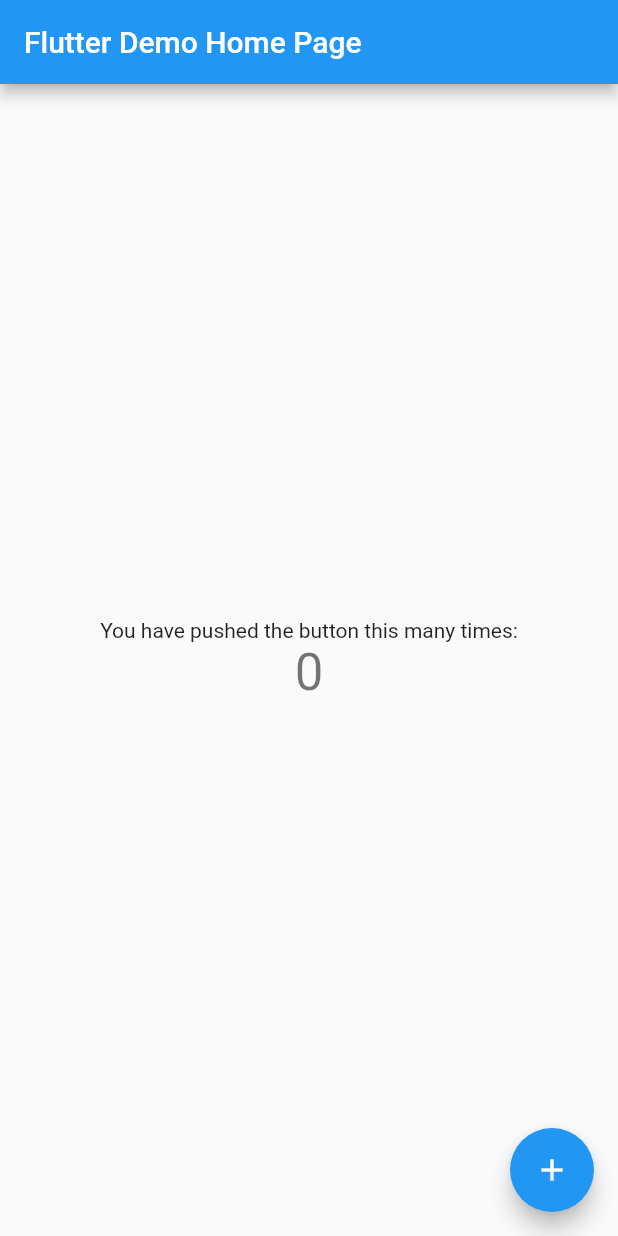
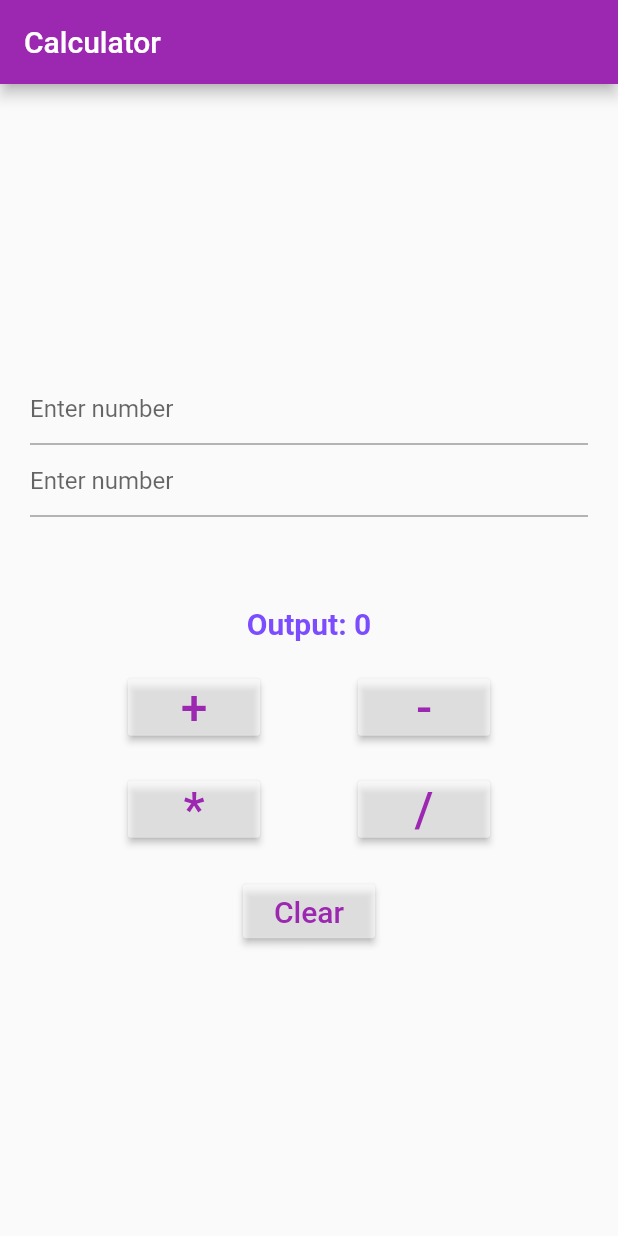
Before and after one commit to rajabhargava/calculatorapp, a Flutter app: the screen it shows after launch, on a phone screen of 412 x 824 dp. Run offline on Flutter 3.47's test engine with Material 2 defaults, Android fonts, the phone set to English and light mode, and no system bars.

```diff
--- /dev/null
+++ b/lib/home_page.dart
@@ -0,0 +1,151 @@
+import 'dart:ui';
+
+import 'package:flutter/material.dart';
+
+class HomePage extends StatefulWidget {
+  @override
+  State createState() => new HomePageState();
+}
+
+class HomePageState extends State<HomePage> {
+  var num1 = 0, num2 = 0, sum = 0;
+  final TextEditingController t1 = new TextEditingController(text: "");
+  final TextEditingController t2 = new TextEditingController(text: "");
+
+  void doAdd() {
+    setState(() {
+      num1 = int.parse(t1.text);
+      num2 = int.parse(t2.text);
+      sum = num1 + num2;
+    });
+  }
+
+  void doSub() {
+    setState(() {
+      num1 = int.parse(t1.text);
+      num2 = int.parse(t2.text);
+      sum = num1 - num2;
+    });
+  }
+
+  void doMul() {
+    setState(() {
+      num1 = int.parse(t1.text);
+      num2 = int.parse(t2.text);
+      sum = num1 * num2;
+    });
+  }
+
+  void doDiv() {
+    setState(() {
+      num1 = int.parse(t1.text);
+      num2 = int.parse(t2.text);
+      sum = num1 ~/ num2;
+    });
+  }
+
+  void doClear() {
+    setState(() {
+      t1.text = "";
+      t2.text = "";
+    });
+  }
+
+  @override
+  Widget build(BuildContext context) {
+    return new Scaffold(
+        appBar: new AppBar(
+          title: new Text("Calculator"),
+        ),
+        body: new Container(
+          padding: const EdgeInsets.all(20.0),
+          child: Column(
+            mainAxisAlignment: MainAxisAlignment.center,
+            children: <Widget>[
+              new TextField(
+                keyboardType: TextInputType.number,
+                decoration: new InputDecoration(hintText: "Enter number"),
+                controller: t1,
+              ),
+              new TextField(
+                keyboardType: TextInputType.number,
+                decoration: new InputDecoration(hintText: "Enter number"),
+                controller: t2,
+              ),
+              new Padding(
+                  padding: const EdgeInsets.only(top: 20.0, bottom: 40.0)),
+              new Text(
+                "Output: $sum",
+                style: new TextStyle(
+                    fontSize: 20.0,
+                    fontWeight: FontWeight.bold,
+                    color: Colors.deepPurpleAccent),
+              ),
+              new Padding(padding: const EdgeInsets.only(top: 20.0)),
+              new Row(
+                mainAxisAlignment: MainAxisAlignment.spaceEvenly,
+                children: <Widget>[
+                  new MaterialButton(
+                    onPressed: doAdd,
+                    child: new Text(
+                      "+",
+                      style: new TextStyle(fontSize: 32.0),
+                    ),
+                    textColor: Colors.purple,
+                    color: Colors.white54,
+                  ),
+                  new MaterialButton(
+                    onPressed: doSub,
+                    child: new Text(
+                      "-",
+                      style: new TextStyle(fontSize: 32.0),
+                    ),
+                    textColor: Colors.purple,
+                    color: Colors.white54,
+                  ),
+                ],
+              ),
+              new Padding(padding: const EdgeInsets.only(top: 20.0)),
+              new Row(
+                mainAxisAlignment: MainAxisAlignment.spaceEvenly,
+                children: <Widget>[
+                  new MaterialButton(
+                    onPressed: doMul,
+                    child: new Text(
+                      "*",
+                      style: new TextStyle(fontSize: 32.0),
+                    ),
+                    textColor: Colors.purple,
+                    color: Colors.white54,
+                  ),
+                  new MaterialButton(
+                    onPressed: doDiv,
+                    child: new Text(
+                      "/",
+                      style: new TextStyle(fontSize: 32.0),
+                    ),
+                    textColor: Colors.purple,
+                    color: Colors.white54,
+                  ),
+                ],
+              ),
+              new Padding(padding: const EdgeInsets.only(top: 20.0)),
+              new Row(
+                mainAxisAlignment: MainAxisAlignment.center,
+                children: <Widget>[
+                  new MaterialButton(
+                    onPressed: doClear,
+                    child: new Text(
+                      "Clear",
+                      style:
+                          new TextStyle(fontSize: 20.0, color: Colors.purple),
+                    ),
+                    color: Colors.white54,
+                  ),
+                ],
+              )
+            ],
+          ),
+        ));
+  }
+}
--- a/lib/main.dart
+++ b/lib/main.dart
@@ -1,117 +1,15 @@
-import 'package:flutter/material.dart';
+import "package:flutter/material.dart";
+import 'home_page.dart';
 
-void main() {
-  runApp(MyApp());
-}
+void main() => runApp(new MyApp());
 
 class MyApp extends StatelessWidget {
-  // This widget is the root of your application.
   @override
   Widget build(BuildContext context) {
     return MaterialApp(
-      title: 'Flutter Demo',
-      theme: ThemeData(
-        // This is the theme of your application.
-        //
-        // Try running your application with "flutter run". You'll see the
-        // application has a blue toolbar. Then, without quitting the app, try
-        // changing the primarySwatch below to Colors.green and then invoke
-        // "hot reload" (press "r" in the console where you ran "flutter run",
-        // or simply save your changes to "hot reload" in a Flutter IDE).
-        // Notice that the counter didn't reset back to zero; the application
-        // is not restarted.
-        primarySwatch: Colors.blue,
-        // This makes the visual density adapt to the platform that you run
-        // the app on. For desktop platforms, the controls will be smaller and
-        // closer together (more dense) than on mobile platforms.
-        visualDensity: VisualDensity.adaptivePlatformDensity,
-      ),
-      home: MyHomePage(title: 'Flutter Demo Home Page'),
+      title: "Calculator App",
+      theme: new ThemeData(primarySwatch: Colors.purple),
+      home: new HomePage(),
     );
   }
 }
-
-class MyHomePage extends StatefulWidget {
-  MyHomePage({Key key, this.title}) : super(key: key);
-
-  // This widget is the home page of your application. It is stateful, meaning
-  // that it has a State object (defined below) that contains fields that affect
-  // how it looks.
-
-  // This class is the configuration for the state. It holds the values (in this
-  // case the title) provided by the parent (in this case the App widget) and
-  // used by the build method of the State. Fields in a Widget subclass are
-  // always marked "final".
-
-  final String title;
-
-  @override
-  _MyHomePageState createState() => _MyHomePageState();
-}
-
-class _MyHomePageState extends State<MyHomePage> {
-  int _counter = 0;
-
-  void _incrementCounter() {
-    setState(() {
-      // This call to setState tells the Flutter framework that something has
-      // changed in this State, which causes it to rerun the build method below
-      // so that the display can reflect the updated values. If we changed
-      // _counter without calling setState(), then the build method would not be
-      // called again, and so nothing would appear to happen.
-      _counter++;
-    });
-  }
-
-  @override
-  Widget build(BuildContext context) {
-    // This method is rerun every time setState is called, for instance as done
-    // by the _incrementCounter method above.
-    //
-    // The Flutter framework has been optimized to make rerunning build methods
-    // fast, so that you can just rebuild anything that needs updating rather
-    // than having to individually change instances of widgets.
-    return Scaffold(
-      appBar: AppBar(
-        // Here we take the value from the MyHomePage object that was created by
-        // the App.build method, and use it to set our appbar title.
-        title: Text(widget.title),
-      ),
-      body: Center(
-        // Center is a layout widget. It takes a single child and positions it
-        // in the middle of the parent.
-        child: Column(
-          // Column is also a layout widget. It takes a list of children and
-          // arranges them vertically. By default, it sizes itself to fit its
-          // children horizontally, and tries to be as tall as its parent.
-          //
-          // Invoke "debug painting" (press "p" in the console, choose the
-          // "Toggle Debug Paint" action from the Flutter Inspector in Android
-          // Studio, or the "Toggle Debug Paint" command in Visual Studio Code)
-          // to see the wireframe for each widget.
-          //
-          // Column has various properties to control how it sizes itself and
-          // how it positions its children. Here we use mainAxisAlignment to
-          // center the children vertically; the main axis here is the vertical
-          // axis because Columns are vertical (the cross axis would be
-          // horizontal).
-          mainAxisAlignment: MainAxisAlignment.center,
-          children: <Widget>[
-            Text(
-              'You have pushed the button this many times:',
-            ),
-            Text(
-              '$_counter',
-              style: Theme.of(context).textTheme.headline4,
-            ),
-          ],
-        ),
-      ),
-      floatingActionButton: FloatingActionButton(
-        onPressed: _incrementCounter,
-        tooltip: 'Increment',
-        child: Icon(Icons.add),
-      ), // This trailing comma makes auto-formatting nicer for build methods.
-    );
-  }
-}
```
